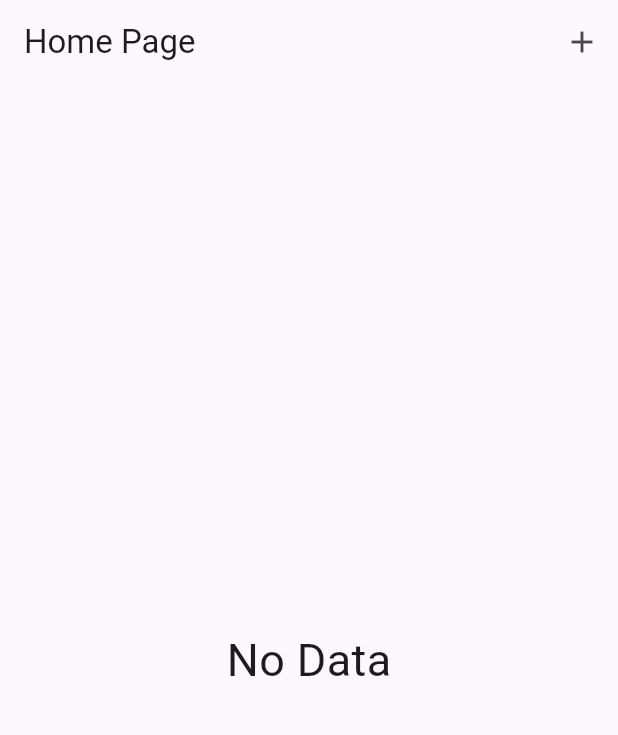
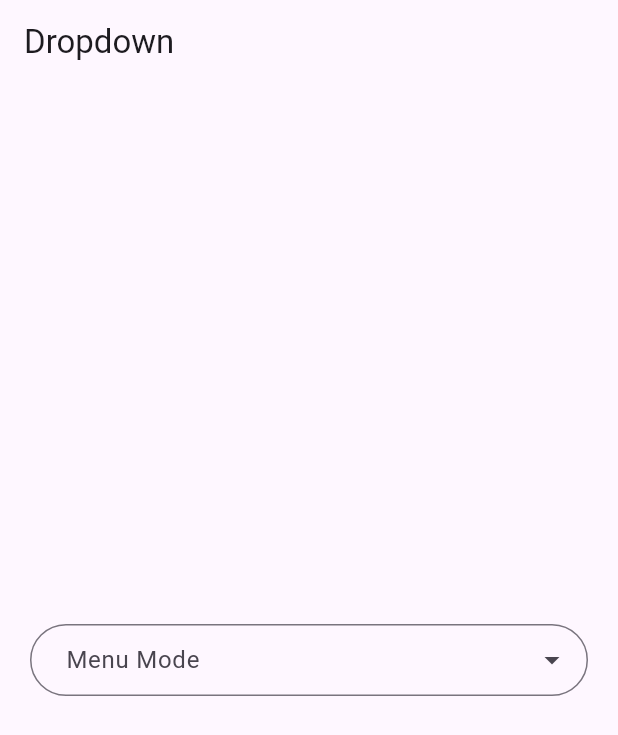
Before and after one commit to hafid-js/Learn-Flutter, a Flutter app: the screen it shows after launch, on a phone screen of 412 x 824 dp. Shown: the top 735 px of the screen. Run offline on Flutter 3.47's test engine with Material 3 defaults, Android fonts, the light colour scheme and no system bars; drawn by our look-alikes of dropdown_search.

Commit message:
dropdown search

```diff
--- a/lib/main.dart
+++ b/lib/main.dart
@@ -1,26 +1,61 @@
+import 'package:dropdown_search/dropdown_search.dart';
 import 'package:flutter/material.dart';
-import 'package:provider/provider.dart';
-
-import './providers/colors.dart';
-import './pages/home_page.dart';
-import './pages/add_color_page.dart';
 
 void main() {
   runApp(MyApp());
 }
 
 class MyApp extends StatelessWidget {
+  const MyApp({super.key});
+
   @override
   Widget build(BuildContext context) {
-    return ChangeNotifierProvider(
-      create: (context) => MultiColor(),
-      builder: (context, child) => MaterialApp(
-        home: HomePage(),
-        routes: {
-          HomePage.routeName: (ctx) => HomePage(),
-          AddColorPage.routeName: (ctx) => AddColorPage(),
-        },
-      ),
-    );
+    return MaterialApp(home: HomePage());
   }
 }
+
+class HomePage extends StatefulWidget {
+  const HomePage({super.key});
+
+  @override
+  State<HomePage> createState() => _HomePageState();
+}
+
+class _HomePageState extends State<HomePage> {
+  final List<String> data = ["hafid", "aulia", "eni"];
+
+  String? selectedValue;
+
+  @override
+  Widget build(BuildContext context) {
+    return Scaffold(
+      appBar: AppBar(title: Text('Dropdown')),
+      body: Center(
+        child: Padding(
+          padding: const EdgeInsets.all(20),
+          child: DropdownSearch<String>(
+        items: (f, cs) => data,
+        popupProps: PopupProps.menu(
+          showSelectedItems: true,
+
+          disabledItemFn: (String? data) => data?.startsWith('h') ?? false,
+          fit: FlexFit.loose,
+
+
+        ),
+        decoratorProps: DropDownDecoratorProps(
+          decoration: InputDecoration(
+            labelText: "Menu Mode",
+            hintText: "Select Human ...",
+            border: OutlineInputBorder(borderRadius: BorderRadius.circular(50)),
+            contentPadding: EdgeInsets.symmetric(horizontal: 20, vertical: 10),
+            )
+
+          ),
+        ),
+
+      ),
+        ),
+      );
+  }
+}
--- a/lib/pages/home_page.dart
+++ /dev/null
@@ -1,100 +0,0 @@
-import 'package:flutter/material.dart';
-import 'package:provider/provider.dart';
-
-import '../providers/colors.dart';
-import '../pages/add_color_page.dart';
-
-class HomePage extends StatefulWidget {
-  static const routeName = "/home";
-
-  @override
-  _HomePageState createState() => _HomePageState();
-}
-
-class _HomePageState extends State<HomePage> {
-  bool allStatus = false;
-
-  bool initStatus = true;
-
-  @override
-void didChangeDependencies() {
-  super.didChangeDependencies();
-
-  if (initStatus) {
-    initStatus = false;
-
-    Future.microtask(() async {
-      await Provider.of<MultiColor>(context, listen: false).inisialData();
-
-      setState(() {
-        allStatus = Provider.of<MultiColor>(context, listen: false).checkAllStatus();
-      });
-    });
-  }
-}
-
-  @override
-  Widget build(BuildContext context) {
-    var colorsClass = Provider.of<MultiColor>(context);
-    return Scaffold(
-      appBar: AppBar(
-        title: Text("Home Page"),
-        actions: [
-          IconButton(
-            icon: Icon(Icons.add),
-            onPressed: () =>
-                Navigator.pushNamed(context, AddColorPage.routeName),
-          ),
-        ],
-      ),
-      body: colorsClass.colors.length == 0
-          ? Center(child: Text("No Data", style: TextStyle(fontSize: 30)))
-          : ListView(
-              children: [
-                CheckboxListTile(
-                  value: allStatus,
-                  onChanged: (bool? value) {
-                    if (value == null) return;
-                    setState(() {
-                      allStatus = value;
-                      colorsClass.selectAll(allStatus);
-                    });
-                  },
-                  title: Text("Select all colors"),
-                  controlAffinity: ListTileControlAffinity.leading,
-                  contentPadding: EdgeInsets.symmetric(horizontal: 20),
-                ),
-
-                Divider(),
-                ...colorsClass.colors
-                    .map(
-                      (e) => ChangeNotifierProvider.value(
-                        value: e,
-                        builder: (context, child) => CheckboxListTile(
-                          value: e.status,
-                          onChanged: (value) {
-                            setState(() {
-                              e.toogleStatus();
-                              allStatus = colorsClass.checkAllStatus();
-
-                              print(allStatus);
-                            });
-                          },
-                          title: Text("${e.title}"),
-                          controlAffinity: ListTileControlAffinity.leading,
-                          contentPadding: EdgeInsets.symmetric(horizontal: 40),
-                          secondary: IconButton(
-                            icon: Icon(Icons.delete),
-                            onPressed: () {
-                              colorsClass.deleteColor(e.id);
-                            },
-                          ),
-                        ),
-                      ),
-                    )
-                    .toList(),
-              ],
-            ),
-    );
-  }
-}
--- a/lib/providers/color.dart
+++ /dev/null
@@ -1,17 +0,0 @@
-import 'package:flutter/material.dart';
-
-class SingleColor with ChangeNotifier {
-  String id, title;
-  bool status;
-
-  SingleColor({
-    required this.id,
-    required this.title,
-    this.status = false,
-  });
-
-  void toogleStatus() {
-    this.status = !this.status;
-    notifyListeners();
-  }
-}
--- a/lib/providers/colors.dart
+++ /dev/null
@@ -1,106 +0,0 @@
-import 'dart:convert';
-
-import 'package:flutter/material.dart';
-
-import 'package:http/http.dart' as http;
-import './color.dart';
-
-class MultiColor with ChangeNotifier {
-  List<SingleColor> _colors = [];
-
-  List<SingleColor> get colors => _colors;
-
-  inisialData() async {
-    Uri url = Uri.parse(
-      'https://http-req-9401d-default-rtdb.firebaseio.com/colors.json',
-    );
-
-    try {
-      var hasil = await http.get(
-        url,
-      );
-      if (hasil.statusCode >= 200 && hasil.statusCode < 300) {
-        var hasilData = json.decode(hasil.body) as Map<String, dynamic>;
-
-        hasilData.forEach((key, value) {
-          _colors.add(
-            SingleColor(
-              id: key,
-              title: value["title"],
-              status: value["status"],
-            ),
-          );
-        });
-        notifyListeners();
-      } else {
-        throw (hasil.statusCode);
-      }
-    } catch (err) {
-      throw err;
-    }
-  }
-
-  void selectAll(bool nilai) {
-    if (nilai) {
-      _colors.forEach((element) {
-        element.status = true;
-      });
-    } else {
-      _colors.forEach((element) {
-        element.status = false;
-      });
-    }
-    notifyListeners();
-  }
-
-  bool checkAllStatus() {
-  if (_colors.isEmpty) return false;
-  return _colors.every((element) => element.status == true);
-}
-
-
-  void addColor(String title) async {
-    Uri url = Uri.parse(
-      'https://http-req-9401d-default-rtdb.firebaseio.com/colors.json',
-    );
-
-    try {
-      var hasil = await http.post(
-        url,
-        body: '{"title": "$title", "status": false}',
-      );
-      if (hasil.statusCode >= 200 && hasil.statusCode < 300) {
-        _colors.add(
-          SingleColor(
-            id: json.decode(hasil.body)["name"].toString(),
-            title: title,
-          ),
-        );
-        notifyListeners();
-      } else {
-        throw (hasil.statusCode);
-      }
-    } catch (err) {
-      throw err;
-    }
-    notifyListeners();
-  }
-
-  void deleteColor(String id) async {
-    Uri url = Uri.parse(
-      'https://http-req-9401d-default-rtdb.firebaseio.com/colors/$id.json',
-    );
-
-    try {
-      var hasil = await http.delete(url);
-      if (hasil.statusCode >= 200 && hasil.statusCode < 300) {
-        _colors.removeWhere((element) => element.id == id);
-        notifyListeners();
-      } else {
-        throw (hasil.statusCode);
-      }
-    } catch (err) {
-      throw err;
-    }
-  }
-}
--- a/pubspec.yaml
+++ b/pubspec.yaml
@@ -9,11 +9,7 @@ environment:
 dependencies:
   flutter:
     sdk: flutter
-  cupertino_icons: ^1.0.8
-  faker: ^2.2.0
-  intl: ^0.20.2
-  provider: ^6.1.5+1
-  http: ^1.5.0
+  dropdown_search: ^6.0.2
 
 dev_dependencies:
   flutter_test:
```
Also changed, not shown: lib/pages/add_color_page.dart (deleted, +0 -64 lines), pubspec.lock.
